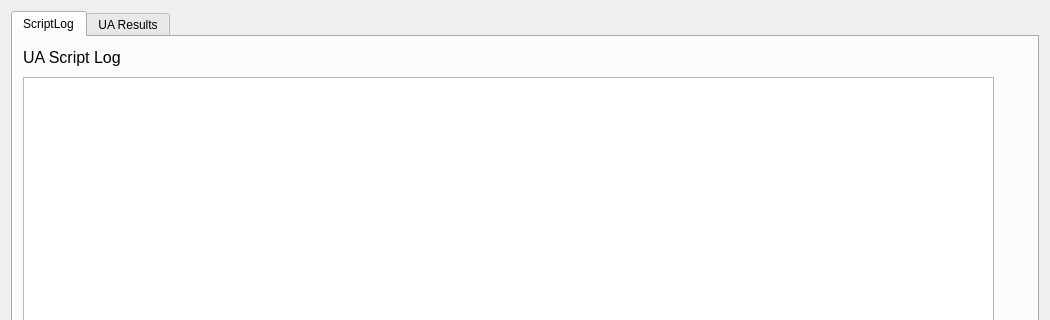
Old version of the form Widget_Library/widget_results.ui in the repository 8foldrepo/RF_Balance_Profound; both pictures show x 0 to 1050 and y 0 to 320 of the 1050 by 750 pixel window.
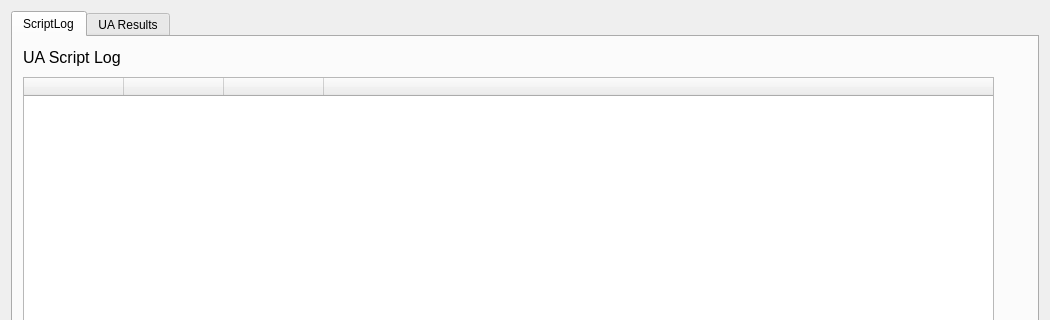
New version of the form. The open tabs and pages were chosen to show the change.

Commit message: got the log table to populate when provided log file

Diff of the .ui file:
```diff
--- a/Widget_Library/widget_results.ui
+++ b/Widget_Library/widget_results.ui
@@ -44,6 +44,29 @@
          <height>501</height>
         </rect>
        </property>
+       <attribute name="horizontalHeaderStretchLastSection">
+        <bool>true</bool>
+       </attribute>
+       <column>
+        <property name="text">
+         <string/>
+        </property>
+       </column>
+       <column>
+        <property name="text">
+         <string/>
+        </property>
+       </column>
+       <column>
+        <property name="text">
+         <string/>
+        </property>
+       </column>
+       <column>
+        <property name="text">
+         <string/>
+        </property>
+       </column>
       </widget>
       <widget class="QLabel" name="label_131">
        <property name="geometry">
```
Left out of the diff: 2 changed lines with no effect on the pictures. The commit also changes 2 other files.
